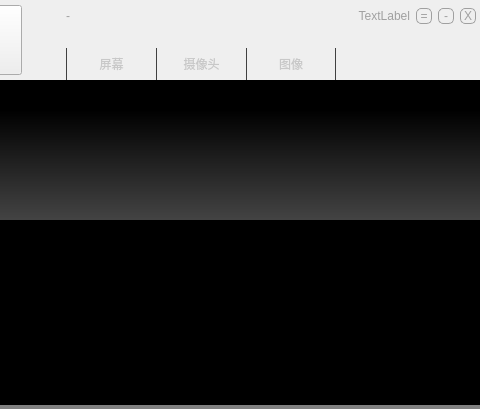
First picture: the form in mainwindow.ui, repository guee/GueeRecorder, before the edit; both pictures show x 220 to 700 and y 0 to 409 of the 700 by 409 pixel window.
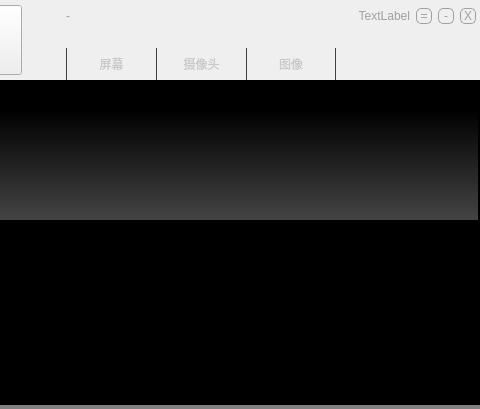
Second picture: the form after the edit. Icons and pictures are not drawn. Custom widgets are drawn as their Qt base class.

```diff
--- a/mainwindow.ui
+++ b/mainwindow.ui
@@ -804,27 +804,24 @@
       </property>
       <item>
        <widget class="GlWidgetPreview" name="widgetPreview" native="true">
+        <property name="sizePolicy">
+         <sizepolicy hsizetype="Expanding" vsizetype="Expanding">
+          <horstretch>0</horstretch>
+          <verstretch>0</verstretch>
+         </sizepolicy>
+        </property>
         <property name="toolTip">
          <string>鼠标左键选择图层，鼠标右键放弃选择</string>
         </property>
-        <layout class="QVBoxLayout" name="verticalLayout_4">
-         <property name="spacing">
-          <number>0</number>
-         </property>
-         <property name="leftMargin">
-          <number>0</number>
-         </property>
-         <property name="topMargin">
-          <number>0</number>
-         </property>
-         <property name="rightMargin">
-          <number>0</number>
-         </property>
-         <property name="bottomMargin">
-          <number>0</number>
-         </property>
-         <item alignment="Qt::AlignTop">
           <widget class="StackedWidgetAddLayer" name="stackedWidgetAddContents">
+         <property name="geometry">
+          <rect>
+           <x>0</x>
+           <y>0</y>
+           <width>698</width>
+           <height>140</height>
+          </rect>
+         </property>
            <property name="minimumSize">
             <size>
              <width>0</width>
@@ -846,37 +843,34 @@
            <widget class="QWidget" name="page_3"/>
            <widget class="QWidget" name="page_4"/>
           </widget>
-         </item>
-         <item>
-          <spacer name="verticalSpacer_4">
-           <property name="orientation">
-            <enum>Qt::Vertical</enum>
-           </property>
-           <property name="sizeHint" stdset="0">
-            <size>
-             <width>20</width>
-             <height>40</height>
-            </size>
-           </property>
-          </spacer>
-         </item>
-        </layout>
-       </widget>
-      </item>
-      <item>
        <widget class="FormLayerTools" name="widgetLayerTools" native="true">
+         <property name="geometry">
+          <rect>
+           <x>520</x>
+           <y>150</y>
+           <width>150</width>
+           <height>158</height>
+          </rect>
+         </property>
         <property name="sizePolicy">
          <sizepolicy hsizetype="Fixed" vsizetype="Preferred">
           <horstretch>0</horstretch>
           <verstretch>0</verstretch>
          </sizepolicy>
         </property>
+         <property name="minimumSize">
+          <size>
+           <width>123</width>
+           <height>0</height>
+          </size>
+         </property>
         <property name="maximumSize">
          <size>
           <width>150</width>
           <height>16777215</height>
          </size>
         </property>
+        </widget>
        </widget>
       </item>
      </layout>
```
Lines whose indentation alone changed are shown as unchanged.
